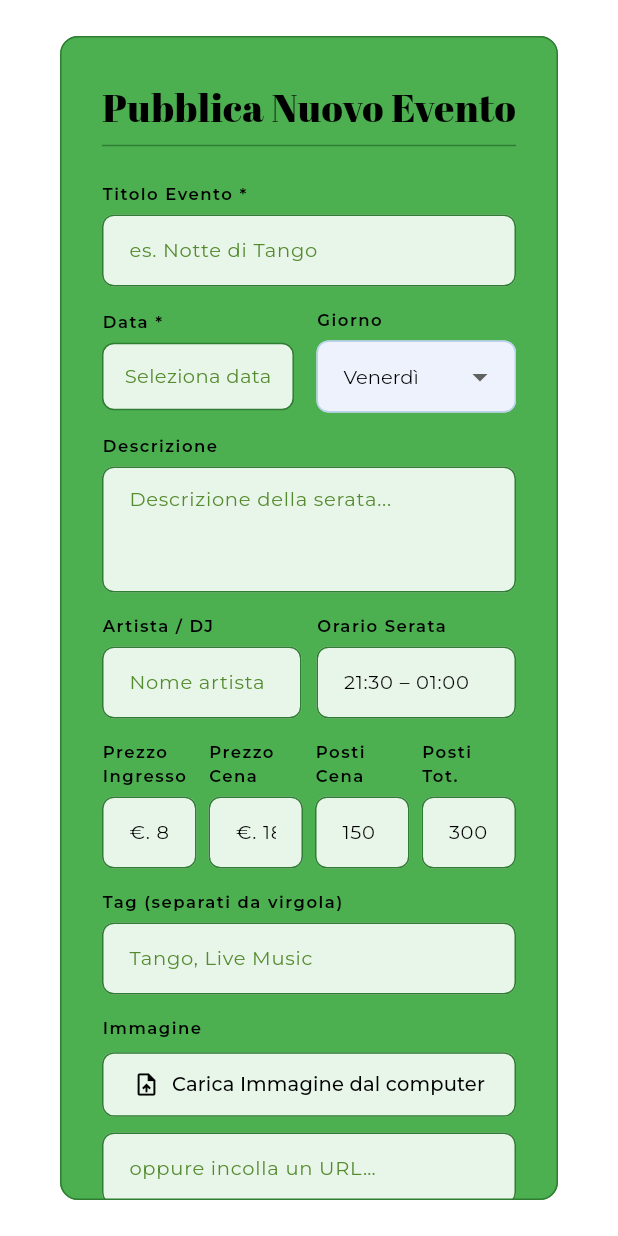
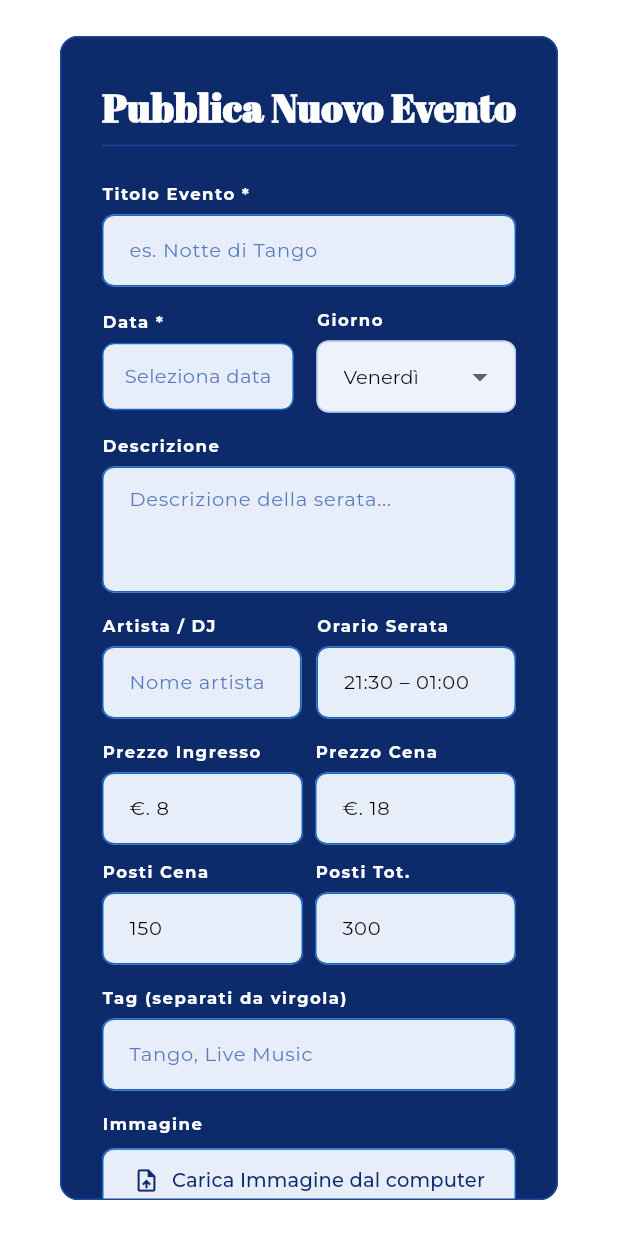
Before and after one commit to solmim66/samoa-flutter, a Flutter app: the AddEventScreen widget shown alone on an empty page, opened directly, on a phone screen of 412 x 824 dp. Run offline on Flutter 3.47's test engine with Material 3 defaults, Android fonts, the phone set to English and light mode, and no system bars; our stand-ins replace cloud_firestore, firebase_auth, firebase_core, firebase_storage, google_fonts, google_sign_in; accounts and stored records are empty.

Commit message:
feat: restyling UI — tema blu scuro form evento, pulsanti colorati
- Pagina inserimento/modifica evento: sfondo blu scuro, testo bianco grassetto,
  campi con fill azzurro chiaro, bordi e accenti in blu
- Pulsanti Modifica (giallo/nero) ed Elimina/Cancella (rosso/bianco) uniformati
  in EventCard e ClientBookingsScreen, icone rimosse
- Layout prezzi/posti responsive (2x2 mobile, 4 colonne desktop)

Co-Authored-By: Claude Sonnet 4.6 <noreply@anthropic.com>

```diff
--- a/lib/screens/add_event_screen.dart
+++ b/lib/screens/add_event_screen.dart
@@ -187,7 +187,7 @@ class _AddEventScreenState extends State<AddEventScreen> {
         Navigator.of(context).pop(true);
         ScaffoldMessenger.of(context).showSnackBar(SnackBar(
           content: Text(isEdit ? 'Evento aggiornato! ✓' : 'Evento pubblicato! ✨'),
-          backgroundColor: const Color(0xFF1A3A1A),
+          backgroundColor: const Color(0xFF0A1E5E),
         ));
       }
     } catch (e) {
@@ -243,16 +243,16 @@ class _AddEventScreenState extends State<AddEventScreen> {
       style: GoogleFonts.montserrat(fontSize: 13, color: Colors.black),
       decoration: InputDecoration(
         hintText: hint,
-        hintStyle: GoogleFonts.montserrat(fontSize: 13, color: const Color(0xFF558B2F)),
+        hintStyle: GoogleFonts.montserrat(fontSize: 13, color: const Color(0xFF5A7AC0)),
         filled: true,
-        fillColor: const Color(0xFFE8F5E9),
+        fillColor: const Color(0xFFE8EEF9),
         border: OutlineInputBorder(
           borderRadius: BorderRadius.circular(8),
-          borderSide: const BorderSide(color: Color(0xFF2E7D32)),
+          borderSide: const BorderSide(color: Color(0xFF1565C0)),
         ),
         enabledBorder: OutlineInputBorder(
           borderRadius: BorderRadius.circular(8),
-          borderSide: const BorderSide(color: Color(0xFF2E7D32)),
+          borderSide: const BorderSide(color: Color(0xFF1565C0)),
         ),
         focusedBorder: OutlineInputBorder(
           borderRadius: BorderRadius.circular(8),
@@ -268,8 +268,8 @@ class _AddEventScreenState extends State<AddEventScreen> {
         child: Text(text,
             style: GoogleFonts.montserrat(
                 fontSize: 11,
-                color: Colors.black,
-                fontWeight: FontWeight.w600,
+                color: Colors.white,
+                fontWeight: FontWeight.w700,
                 letterSpacing: 1)),
       );
 
@@ -278,10 +278,10 @@ class _AddEventScreenState extends State<AddEventScreen> {
     final previewUrl = _imageUrlCtrl.text.trim();
 
     return Dialog(
-      backgroundColor: const Color(0xFF4CAF50),
+      backgroundColor: const Color(0xFF0D2B6B),
       shape: RoundedRectangleBorder(
           borderRadius: BorderRadius.circular(12),
-          side: const BorderSide(color: Color(0xFF2E7D32))),
+          side: const BorderSide(color: Color(0xFF1A4A9A))),
       child: ConstrainedBox(
         constraints: const BoxConstraints(maxWidth: 520),
         child: SingleChildScrollView(
@@ -292,8 +292,8 @@ class _AddEventScreenState extends State<AddEventScreen> {
             children: [
               Text(widget.event != null ? 'Modifica Evento' : 'Pubblica Nuovo Evento',
                   style: GoogleFonts.abrilFatface(
-                      fontSize: 26, fontWeight: FontWeight.w300, color: Colors.black)),
-              const Divider(color: Color(0xFF2E7D32)),
+                      fontSize: 26, fontWeight: FontWeight.w700, color: Colors.white)),
+              const Divider(color: Color(0xFF1A4A9A)),
               const SizedBox(height: 16),
 
               // Titolo
@@ -313,8 +313,8 @@ class _AddEventScreenState extends State<AddEventScreen> {
                         padding: const EdgeInsets.symmetric(
                             horizontal: 14, vertical: 12),
                         decoration: BoxDecoration(
-                          color: const Color(0xFFE8F5E9),
-                          border: Border.all(color: const Color(0xFF2E7D32)),
+                          color: const Color(0xFFE8EEF9),
+                          border: Border.all(color: const Color(0xFF1565C0)),
                           borderRadius: BorderRadius.circular(8),
                         ),
                         child: Text(
@@ -325,7 +325,7 @@ class _AddEventScreenState extends State<AddEventScreen> {
                               fontSize: 13,
                               color: _selectedDate != null
                                   ? Colors.black
-                                  : const Color(0xFF558B2F)),
+                                  : const Color(0xFF5A7AC0)),
                         ),
                       ),
                     ),
@@ -338,7 +338,7 @@ class _AddEventScreenState extends State<AddEventScreen> {
                     _label('Giorno'),
                     DropdownButtonFormField<String>(
                       initialValue: _selectedDay,
-                      dropdownColor: const Color(0xFFE8F5E9),
+                      dropdownColor: const Color(0xFFE8EEF9),
                       style: GoogleFonts.montserrat(
                           fontSize: 13, color: Colors.black),
                       decoration: const InputDecoration(),
@@ -374,22 +374,31 @@ class _AddEventScreenState extends State<AddEventScreen> {
               ]),
               const SizedBox(height: 14),
 
-              // Prezzi e posti
-              Row(children: [
-                Expanded(child: Column(crossAxisAlignment: CrossAxisAlignment.start,
-                    children: [_label('Prezzo\nIngresso'), _field('€. 8', _entrancePriceCtrl)])),
-                const SizedBox(width: 8),
-                Expanded(child: Column(crossAxisAlignment: CrossAxisAlignment.start,
-                    children: [_label('Prezzo\nCena'), _field('€. 18', _dinnerPriceCtrl)])),
-                const SizedBox(width: 8),
-                Expanded(child: Column(crossAxisAlignment: CrossAxisAlignment.start,
-                    children: [_label('Posti\nCena'),
-                      _field('150', _dinnerSeatsCtrl, type: TextInputType.number)])),
-                const SizedBox(width: 8),
-                Expanded(child: Column(crossAxisAlignment: CrossAxisAlignment.start,
-                    children: [_label('Posti\nTot.'),
-                      _field('300', _totalSeatsCtrl, type: TextInputType.number)])),
-              ]),
+              // Prezzi e posti — responsive
+              LayoutBuilder(builder: (context, constraints) {
+                final wide = constraints.maxWidth >= 500;
+                Widget priceIngresso = Column(crossAxisAlignment: CrossAxisAlignment.start,
+                    children: [_label('Prezzo Ingresso'), _field('€. 8', _entrancePriceCtrl)]);
+                Widget priceCena = Column(crossAxisAlignment: CrossAxisAlignment.start,
+                    children: [_label('Prezzo Cena'), _field('€. 18', _dinnerPriceCtrl)]);
+                Widget postiCena = Column(crossAxisAlignment: CrossAxisAlignment.start,
+                    children: [_label('Posti Cena'), _field('150', _dinnerSeatsCtrl, type: TextInputType.number)]);
+                Widget postiTot = Column(crossAxisAlignment: CrossAxisAlignment.start,
+                    children: [_label('Posti Tot.'), _field('300', _totalSeatsCtrl, type: TextInputType.number)]);
+                if (wide) {
+                  return Row(children: [
+                    Expanded(child: priceIngresso), const SizedBox(width: 8),
+                    Expanded(child: priceCena), const SizedBox(width: 8),
+                    Expanded(child: postiCena), const SizedBox(width: 8),
+                    Expanded(child: postiTot),
+                  ]);
+                }
+                return Column(children: [
+                  Row(children: [Expanded(child: priceIngresso), const SizedBox(width: 8), Expanded(child: priceCena)]),
+                  const SizedBox(height: 10),
+                  Row(children: [Expanded(child: postiCena), const SizedBox(width: 8), Expanded(child: postiTot)]),
+                ]);
+              }),
               const SizedBox(height: 14),
 
               // Tag
@@ -408,9 +417,9 @@ class _AddEventScreenState extends State<AddEventScreen> {
                     child: OutlinedButton.icon(
                       onPressed: _uploading ? null : _pickAndUploadImage,
                       style: OutlinedButton.styleFrom(
-                        foregroundColor: Colors.black,
-                        side: const BorderSide(color: Color(0xFF2E7D32)),
-                        backgroundColor: const Color(0xFFE8F5E9),
+                        foregroundColor: const Color(0xFF0D2B6B),
+                        side: const BorderSide(color: Color(0xFF1565C0)),
+                        backgroundColor: const Color(0xFFE8EEF9),
                         padding: const EdgeInsets.symmetric(vertical: 12),
                         shape: RoundedRectangleBorder(
                             borderRadius: BorderRadius.circular(8)),
@@ -440,16 +449,16 @@ class _AddEventScreenState extends State<AddEventScreen> {
                     decoration: InputDecoration(
                       hintText: 'oppure incolla un URL…',
                       hintStyle: GoogleFonts.montserrat(
-                          fontSize: 13, color: const Color(0xFF558B2F)),
+                          fontSize: 13, color: const Color(0xFF5A7AC0)),
                       filled: true,
-                      fillColor: const Color(0xFFE8F5E9),
+                      fillColor: const Color(0xFFE8EEF9),
                       border: OutlineInputBorder(
                         borderRadius: BorderRadius.circular(8),
-                        borderSide: const BorderSide(color: Color(0xFF2E7D32)),
+                        borderSide: const BorderSide(color: Color(0xFF1565C0)),
                       ),
                       enabledBorder: OutlineInputBorder(
                         borderRadius: BorderRadius.circular(8),
-                        borderSide: const BorderSide(color: Color(0xFF2E7D32)),
+                        borderSide: const BorderSide(color: Color(0xFF1565C0)),
                       ),
                       focusedBorder: OutlineInputBorder(
                         borderRadius: BorderRadius.circular(8),
@@ -473,7 +482,7 @@ class _AddEventScreenState extends State<AddEventScreen> {
                         fit: BoxFit.cover,
                         errorBuilder: (ctx, err, st) => Container(
                           height: 120,
-                          color: const Color(0xFFE8F5E9),
+                          color: const Color(0xFFE8EEF9),
                           alignment: Alignment.center,
                           child: Text('URL non valido',
                               style: GoogleFonts.montserrat(
@@ -519,14 +528,14 @@ class _AddEventScreenState extends State<AddEventScreen> {
                   child: OutlinedButton(
                     onPressed: () => Navigator.of(context).pop(),
                     style: OutlinedButton.styleFrom(
-                      foregroundColor: Colors.black,
-                      side: const BorderSide(color: Color(0xFF2E7D32)),
+                      foregroundColor: Colors.white,
+                      side: const BorderSide(color: Color(0xFF5A8AE0)),
                       padding: const EdgeInsets.symmetric(vertical: 14),
                       shape: RoundedRectangleBorder(
                           borderRadius: BorderRadius.circular(8)),
                     ),
                     child: Text('Annulla',
-                        style: GoogleFonts.montserrat(fontSize: 13)),
+                        style: GoogleFonts.montserrat(fontSize: 13, fontWeight: FontWeight.w700)),
                   ),
                 ),
                 const SizedBox(width: 10),
```
Also changed, not shown: lib/screens/client_bookings_screen.dart (+10 -10 lines), lib/widgets/event_card.dart (+14 -12 lines).
